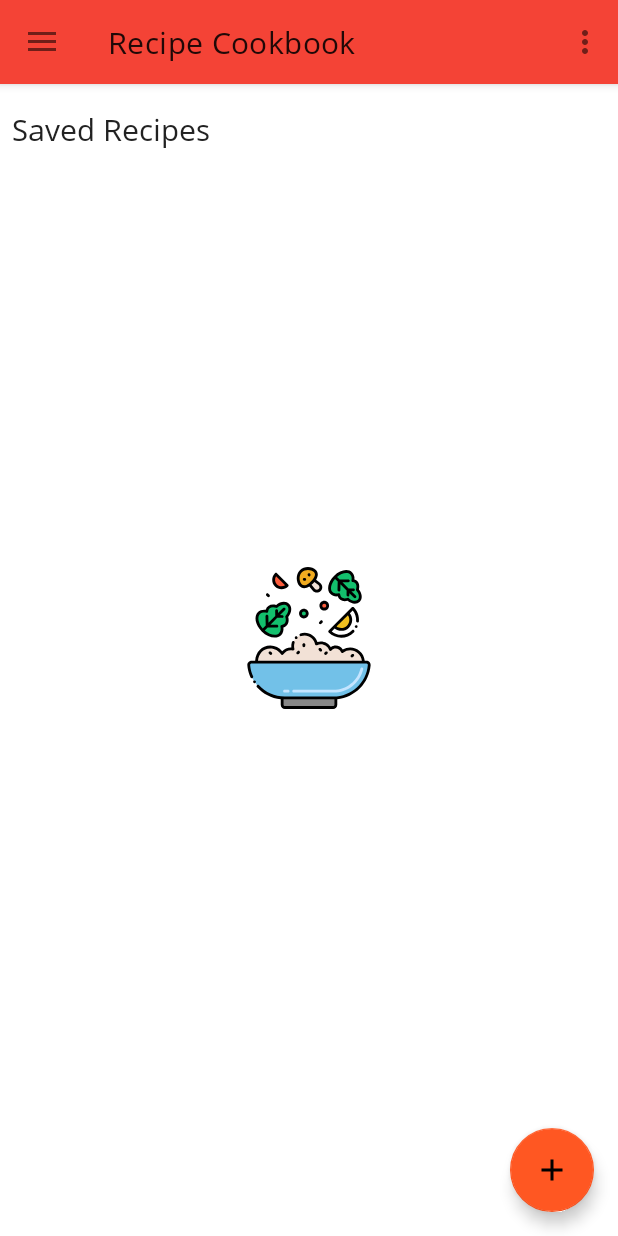
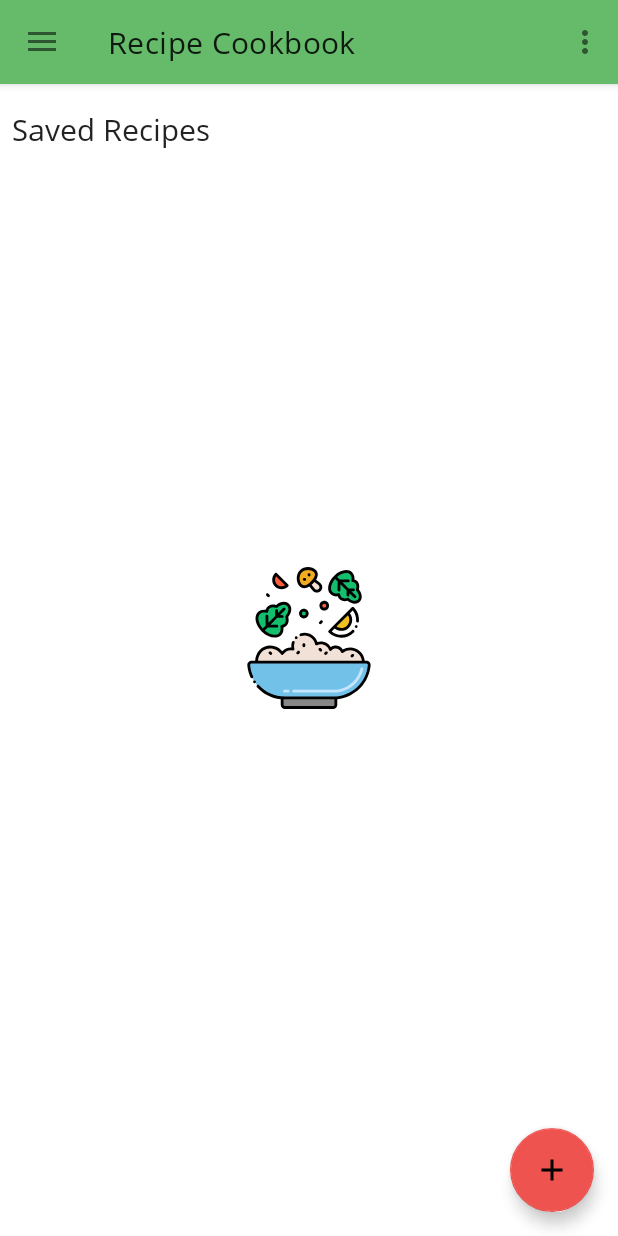
Before and after one commit to AayuStark007/RecipeCookbook, an Android app: the screen it shows after launch (HomeScreenActivity), on a phone screen of 412 x 824 dp. Run offline under Robolectric (Android 15) with nearby library versions, the phone set to English and light mode, and no system bars; our stand-ins replace Room's generated code, Timber, data binding, navigation-ui; 4 statements that could not run were skipped.

Commit message:
added new colors

```diff
--- a/app/src/main/res/drawable/drawer_item_color.xml
+++ b/app/src/main/res/drawable/drawer_item_color.xml
@@ -1,5 +1,5 @@
 <?xml version="1.0" encoding="utf-8"?>
 <selector xmlns:android="http://schemas.android.com/apk/res/android">
-    <item android:color="@color/colorAccent" android:state_checked="true" />
+    <item android:color="@color/colorSecondary" android:state_checked="true" />
     <item android:color="@color/colorGrey" android:state_checked="false" />
 </selector>
--- a/app/src/main/res/values/colors.xml
+++ b/app/src/main/res/values/colors.xml
@@ -1,8 +1,17 @@
 <?xml version="1.0" encoding="utf-8"?>
 <resources>
-    <color name="colorPrimary">#f44336</color>
-    <color name="colorPrimaryDark">#ba000d</color>
-    <color name="colorAccent">#ff5722</color>
+    <color name="colorPrimary">#66bb6a</color>
+    <color name="colorPrimaryLight">#98ee99</color>
+    <color name="colorPrimaryDark">#338a3e</color>
+    <color name="colorSecondary">#ef5350</color>
+    <color name="colorSecondaryLight">#ff867c</color>
+    <color name="colorSecondaryDark">#b61827</color>
 
     <color name="colorGrey">#757575</color>
+
+    <color name="primaryTextColor">#000000</color>
+    <color name="secondaryTextColor">#000000</color>
+
+    <color name="colorOnPrimaryDark">#000000</color>
+    <color name="colorOnSecondaryDark">#f7f7f7</color>
 </resources>
--- a/app/src/main/res/values/styles.xml
+++ b/app/src/main/res/values/styles.xml
@@ -7,7 +7,7 @@
     <style name="Base.AppTheme" parent="Theme.MaterialComponents.Light.NoActionBar">
         <!-- Customize your theme here. -->
         <item name="colorPrimaryDark">@color/colorPrimaryDark</item>
-        <item name="colorAccent">@color/colorAccent</item>
+        <item name="colorAccent">@color/colorSecondary</item>
         <!-- For Android sdk versions 26+. -->
         <item name="android:fontFamily" tools:targetApi="jelly_bean">@font/opensans_font</item>
         <!-- Target Android sdk versions < 26 and > 14. -->
@@ -31,7 +31,7 @@
     </style>
 
     <style name="ThemeOverlay.App.FloatingActionButton" parent="">
-        <item name="colorSecondary">@color/colorAccent</item>
+        <item name="colorSecondary">@color/colorSecondary</item>
 <!--        <item name="colorOnSecondary">@color/shrine_pink_900</item>-->
 <!--        <item name="colorOnSurface">@color/shrine_pink_900</item>-->
     </style>
```
